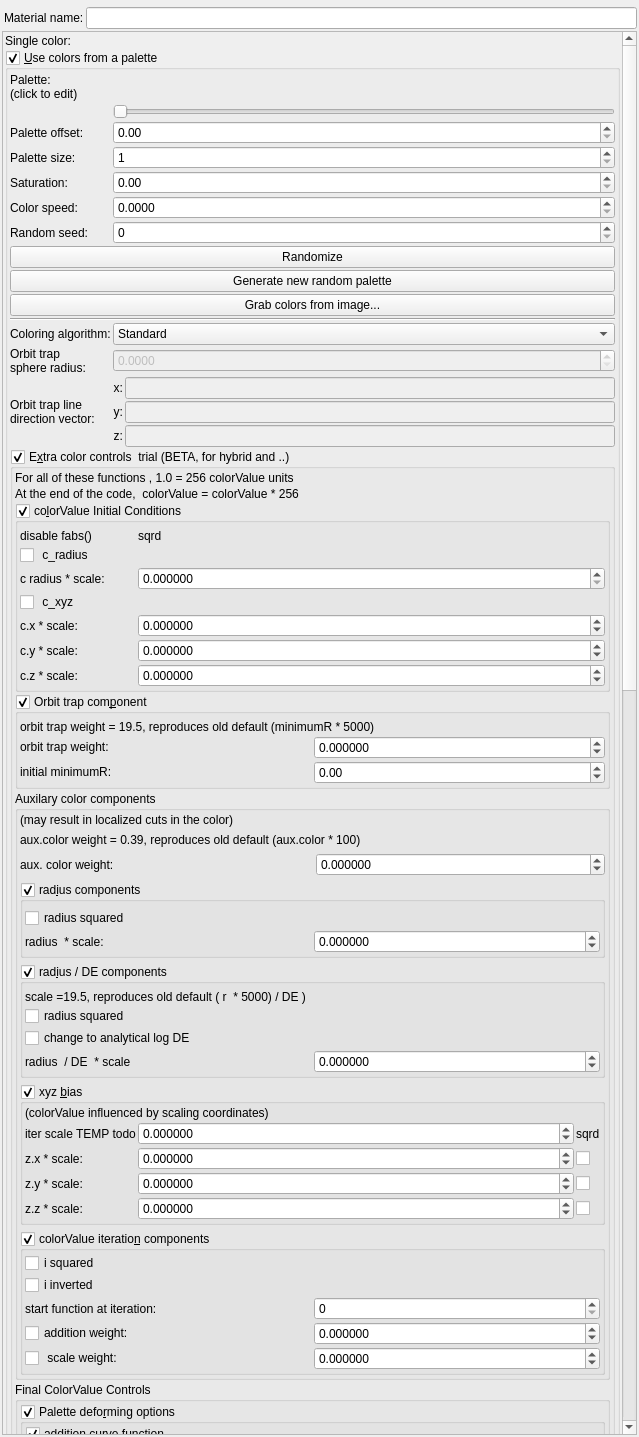
buddhi1980/mandelbulber2, file mandelbulber2/qt/material_editor.ui: the form before one commit.
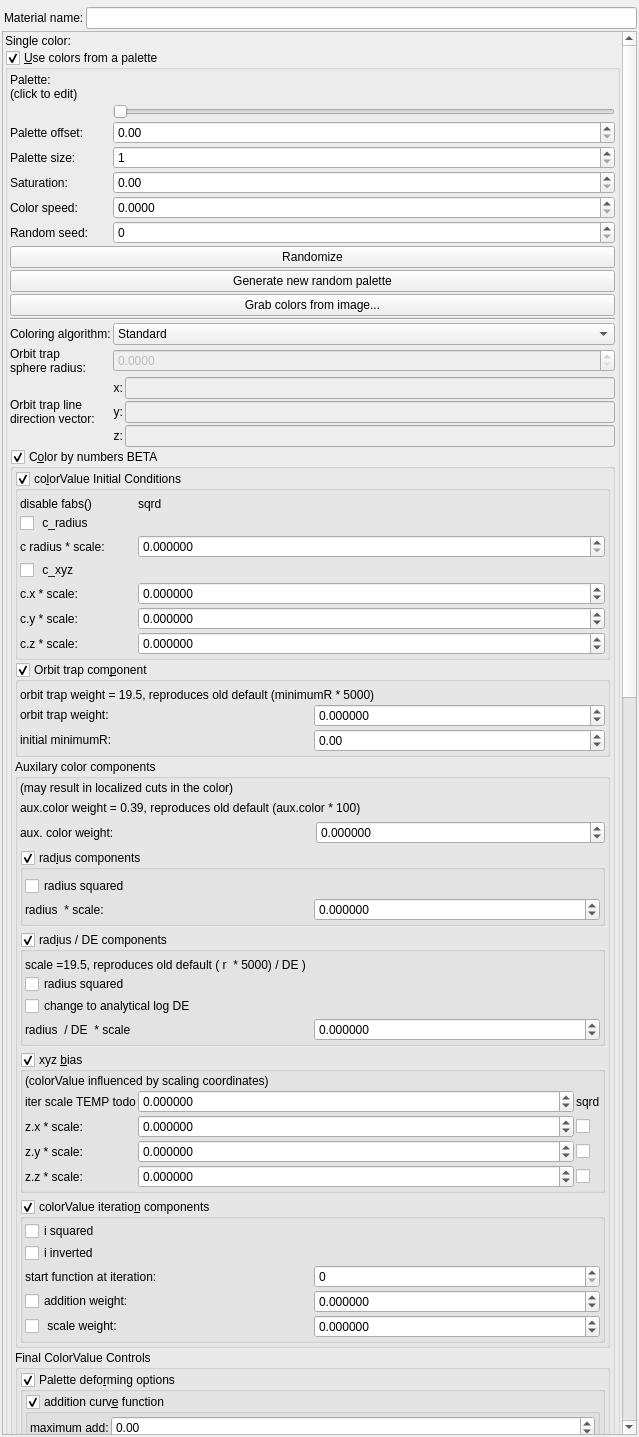
The form after the commit. Icons and pictures are not drawn. Custom widgets are drawn as their Qt base class.

Commit message: some color by numbers toolTips

Patch:
```diff
--- a/mandelbulber2/qt/material_editor.ui
+++ b/mandelbulber2/qt/material_editor.ui
@@ -81,9 +81,9 @@
       <property name="geometry">
        <rect>
         <x>0</x>
-        <y>-242</y>
+        <y>-104</y>
         <width>619</width>
-        <height>3434</height>
+        <height>3396</height>
        </rect>
       </property>
       <layout class="QVBoxLayout" name="verticalLayout_2">
@@ -630,12 +630,12 @@
              <string>&lt;html&gt;&lt;head/&gt;&lt;body&gt;&lt;p&gt;Settings vary widely depending on such factors as fractal type &amp;amp; size, location and number of iterations&lt;/p&gt;&lt;/body&gt;&lt;/html&gt;</string>
             </property>
             <property name="title">
-             <string>E&amp;xtra color controls  trial (BETA, for hybrid and ..)</string>
+             <string>C&amp;olor by numbers BETA</string>
             </property>
             <property name="checkable">
              <bool>true</bool>
             </property>
-            <layout class="QVBoxLayout" name="verticalLayout_29" stretch="0,0,0,0,0,0">
+            <layout class="QVBoxLayout" name="verticalLayout_29" stretch="0,0,0,0">
              <property name="spacing">
               <number>2</number>
              </property>
@@ -651,32 +651,6 @@
              <property name="bottomMargin">
               <number>2</number>
              </property>
-             <item>
-              <widget class="QLabel" name="label_81">
-               <property name="font">
-                <font>
-                 <weight>50</weight>
-                 <bold>false</bold>
-                </font>
-               </property>
-               <property name="text">
-                <string>For all of these functions , 1.0 = 256 colorValue units</string>
-               </property>
-              </widget>
-             </item>
-             <item>
-              <widget class="QLabel" name="label_82">
-               <property name="font">
-                <font>
-                 <weight>50</weight>
-                 <bold>false</bold>
-                </font>
-               </property>
-               <property name="text">
-                <string>At the end of the code,  colorValue = colorValue * 256</string>
-               </property>
-              </widget>
-             </item>
              <item>
               <widget class="MyGroupBox" name="groupCheck_fractal_coloring_init_cond_enabled_false">
                <property name="toolTip">
```
Left out of the diff: 12 changed lines with no effect on the pictures.
